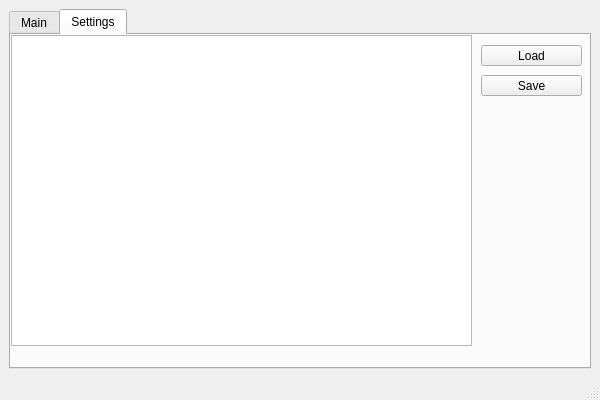
Before: the Qt Designer form mainwindow.ui in Rukakuka/Serializer, drawn with Qt 5.
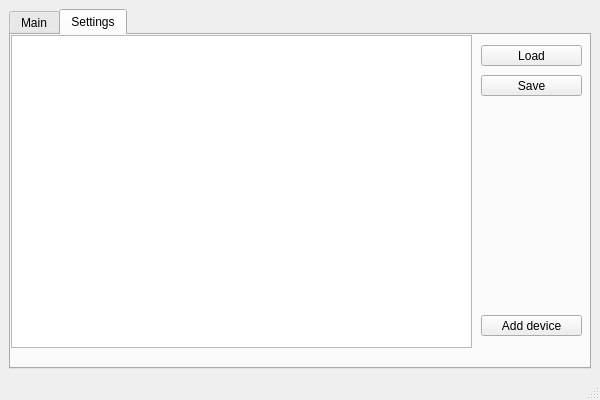
After: the same form once the commit is applied. The open tabs and pages were chosen to show the change.

Patch:
```diff
--- a/mainwindow.ui
+++ b/mainwindow.ui
@@ -257,10 +257,23 @@
           <x>0</x>
           <y>0</y>
           <width>461</width>
-          <height>311</height>
+          <height>313</height>
          </rect>
         </property>
        </widget>
+       <widget class="QPushButton" name="btnAddDevice">
+        <property name="geometry">
+         <rect>
+          <x>470</x>
+          <y>280</y>
+          <width>101</width>
+          <height>21</height>
+         </rect>
+        </property>
+        <property name="text">
+         <string>Add device</string>
+        </property>
+       </widget>
       </widget>
      </widget>
     </item>
```
Left out of the diff: 2 changed lines with no effect on the pictures.
